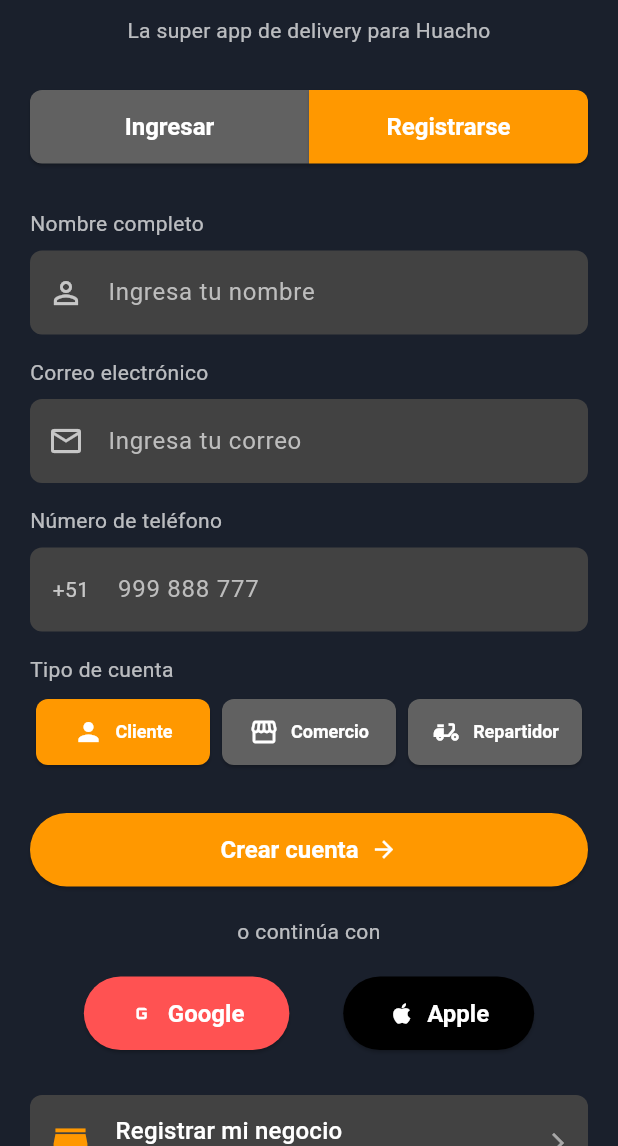
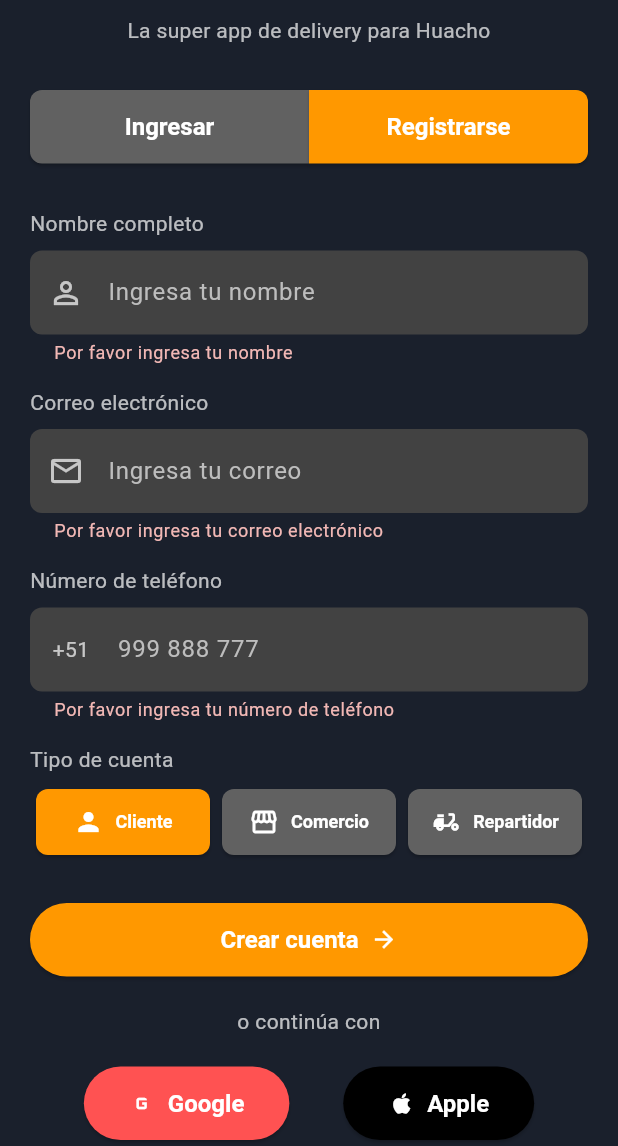
Before and after one commit to omarvasquezs/peru_dash_app, a Flutter app: the screen it shows after launch, after a tap on "Registrarse", after a tap on "Crear cuenta", on a phone screen of 412 x 824 dp, the part 90-1236 px from its top. Run offline on Flutter 3.47's test engine with Material 3 defaults, Android fonts, the phone set to English and light mode, and no system bars.

Commit message:
Adding form validation and registration fields to Customer and Driver app.

```diff
--- a/lib/main_customer.dart
+++ b/lib/main_customer.dart
@@ -63,6 +63,21 @@ class CustomerHomePage extends StatefulWidget {
 
 class _CustomerHomePageState extends State<CustomerHomePage> {
   bool _isLogin = true; // To toggle between Login and Sign Up
+  final _formKey = GlobalKey<FormState>(); // Add form key for validation
+
+  // Controllers for registration form
+  final _nameController = TextEditingController();
+  final _emailController = TextEditingController();
+  final _phoneController = TextEditingController();
+  String _selectedAccountType = 'Cliente'; // Default account type
+
+  @override
+  void dispose() {
+    _nameController.dispose();
+    _emailController.dispose();
+    _phoneController.dispose();
+    super.dispose();
+  }
 
   @override
   Widget build(BuildContext context) {
@@ -74,14 +89,12 @@ class _CustomerHomePageState extends State<CustomerHomePage> {
             mainAxisAlignment: MainAxisAlignment.center,
             crossAxisAlignment: CrossAxisAlignment.stretch,
             children: <Widget>[
-              // Placeholder for Logo
               // Container(
               //   height: 100,
               //   margin: const EdgeInsets.symmetric(vertical: 30),
               //   alignment: Alignment.center,
-              //   child: Image.network( // Placeholder for logo, replace with your asset
-              //     'https://via.placeholder.com/150/FF9800/FFFFFF?Text=Andafast+Logo',
-              //     // For a local asset, use: Image.asset('assets/logo.png'),
+              //   child: Image.asset( // Placeholder for logo, replace with your asset
+              //     'assets/images/logo.png',
               //     height: 80,
               //   ),
               // ),
@@ -184,7 +197,7 @@ class _CustomerHomePageState extends State<CustomerHomePage> {
         TextFormField(
           keyboardType: TextInputType.phone,
           decoration: const InputDecoration(
-            hintText: 'g60096044', // Example from screenshot
+            hintText: '960096044',
             prefixIcon: Padding(
               padding: EdgeInsets.all(15.0),
               child: Text('+51', style: TextStyle(color: Colors.white70)),
@@ -211,31 +224,51 @@ class _CustomerHomePageState extends State<CustomerHomePage> {
   }
 
   Widget _buildRegistrationForm(BuildContext context) {
-    return Column(
+    return Form( // Wrap with Form widget
+      key: _formKey, // Assign the form key
+      child: Column(
         crossAxisAlignment: CrossAxisAlignment.stretch,
         children: [
           const Text('Nombre completo', style: TextStyle(color: Colors.white70)),
           const SizedBox(height: 8),
           TextFormField(
+            controller: _nameController,
             decoration: const InputDecoration(
               hintText: 'Ingresa tu nombre',
               prefixIcon: Icon(Icons.person_outline, color: Colors.white70),
             ),
+            validator: (value) {
+              if (value == null || value.isEmpty) {
+                return 'Por favor ingresa tu nombre';
+              }
+              return null;
+            },
           ),
           const SizedBox(height: 15),
           const Text('Correo electrónico', style: TextStyle(color: Colors.white70)),
           const SizedBox(height: 8),
           TextFormField(
+            controller: _emailController,
             keyboardType: TextInputType.emailAddress,
             decoration: const InputDecoration(
               hintText: 'Ingresa tu correo',
               prefixIcon: Icon(Icons.email_outlined, color: Colors.white70),
             ),
+            validator: (value) {
+              if (value == null || value.isEmpty) {
+                return 'Por favor ingresa tu correo electrónico';
+              }
+              if (!RegExp(r'^[^@]+@[^@]+\\.[^@]+').hasMatch(value)) {
+                return 'Por favor ingresa un correo válido';
+              }
+              return null;
+            },
           ),
           const SizedBox(height: 15),
           const Text('Número de teléfono', style: TextStyle(color: Colors.white70)),
           const SizedBox(height: 8),
           TextFormField(
+            controller: _phoneController,
             keyboardType: TextInputType.phone,
             decoration: const InputDecoration(
               hintText: '999 888 777', // Example from screenshot
@@ -244,6 +277,16 @@ class _CustomerHomePageState extends State<CustomerHomePage> {
                 child: Text('+51', style: TextStyle(color: Colors.white70)),
               )
             ),
+            validator: (value) {
+              if (value == null || value.isEmpty) {
+                return 'Por favor ingresa tu número de teléfono';
+              }
+              // Basic numeric check, can be enhanced
+              if (int.tryParse(value.replaceAll(' ', '')) == null) {
+                return 'Por favor ingresa un número válido';
+              }
+              return null;
+            },
           ),
           const SizedBox(height: 15),
           const Text('Tipo de cuenta', style: TextStyle(color: Colors.white70)),
@@ -251,16 +294,28 @@ class _CustomerHomePageState extends State<CustomerHomePage> {
           Row(
             mainAxisAlignment: MainAxisAlignment.spaceBetween,
             children: [
-            _buildAccountTypeButton(context, 'Cliente', Icons.person, true), // Example: Cliente selected
-            _buildAccountTypeButton(context, 'Comercio', Icons.storefront, false),
-            _buildAccountTypeButton(context, 'Repartidor', Icons.delivery_dining, false),
+              _buildAccountTypeButton(context, 'Cliente', Icons.person, _selectedAccountType == 'Cliente', () => setState(() => _selectedAccountType = 'Cliente')),
+              _buildAccountTypeButton(context, 'Comercio', Icons.storefront, _selectedAccountType == 'Comercio', () => setState(() => _selectedAccountType = 'Comercio')),
+              _buildAccountTypeButton(context, 'Repartidor', Icons.delivery_dining, _selectedAccountType == 'Repartidor', () => setState(() => _selectedAccountType = 'Repartidor')),
             ],
           ),
           const SizedBox(height: 30),
           ElevatedButton(
             onPressed: () {
-            // TODO: Create Account
-            print('Create Account Tapped');
+              if (_formKey.currentState!.validate()) {
+                // If the form is valid, display a snackbar.
+                // Or, actually process the data.
+                print('Create Account Tapped - Form is valid');
+                print('Name: ${_nameController.text}');
+                print('Email: ${_emailController.text}');
+                print('Phone: ${_phoneController.text}');
+                print('Account Type: $_selectedAccountType');
+                ScaffoldMessenger.of(context).showSnackBar(
+                  const SnackBar(content: Text('Procesando datos...')),
+                );
+              } else {
+                print('Create Account Tapped - Form is invalid');
+              }
             },
             child: const Row(
               mainAxisAlignment: MainAxisAlignment.center,
@@ -272,18 +327,16 @@ class _CustomerHomePageState extends State<CustomerHomePage> {
             ),
           ),
         ],
+      ),
     );
   }
 
-  Widget _buildAccountTypeButton(BuildContext context, String label, IconData icon, bool isSelected) {
+  Widget _buildAccountTypeButton(BuildContext context, String label, IconData icon, bool isSelected, VoidCallback onPressed) {
     return Expanded(
       child: Container(
         margin: const EdgeInsets.symmetric(horizontal: 4),
         child: ElevatedButton.icon(
-          onPressed: () {
-            // TODO: Handle account type selection
-            print('Account type selected: $label');
-          },
+          onPressed: onPressed,
           icon: Icon(icon, size: 20),
           label: Text(label, style: const TextStyle(fontSize: 12)),
           style: ElevatedButton.styleFrom(
--- a/lib/main_driver.dart
+++ b/lib/main_driver.dart
@@ -71,15 +71,15 @@ class _DriverHomePageState extends State<DriverHomePage> {
             mainAxisAlignment: MainAxisAlignment.center,
             crossAxisAlignment: CrossAxisAlignment.stretch,
             children: <Widget>[
-              // Container(
-              //   height: 100,
-              //   margin: const EdgeInsets.symmetric(vertical: 30),
-              //   alignment: Alignment.center,
-              //   child: Image.network( // Placeholder for logo, replace with your asset
-              //     'https://via.placeholder.com/150/FF9800/FFFFFF?Text=Andafast+Logo',
-              //     height: 80,
-              //   ),
-              // ),
+              Container(
+                height: 100,
+                margin: const EdgeInsets.symmetric(vertical: 30),
+                alignment: Alignment.center,
+                child: Image.asset( // Placeholder for logo, replace with your asset
+                  'assets/images/logo.png',
+                  height: 80,
+                ),
+              ),
               Text(
                 widget.title,
                 textAlign: TextAlign.center,
```
Lines whose indentation alone changed are shown as unchanged.
